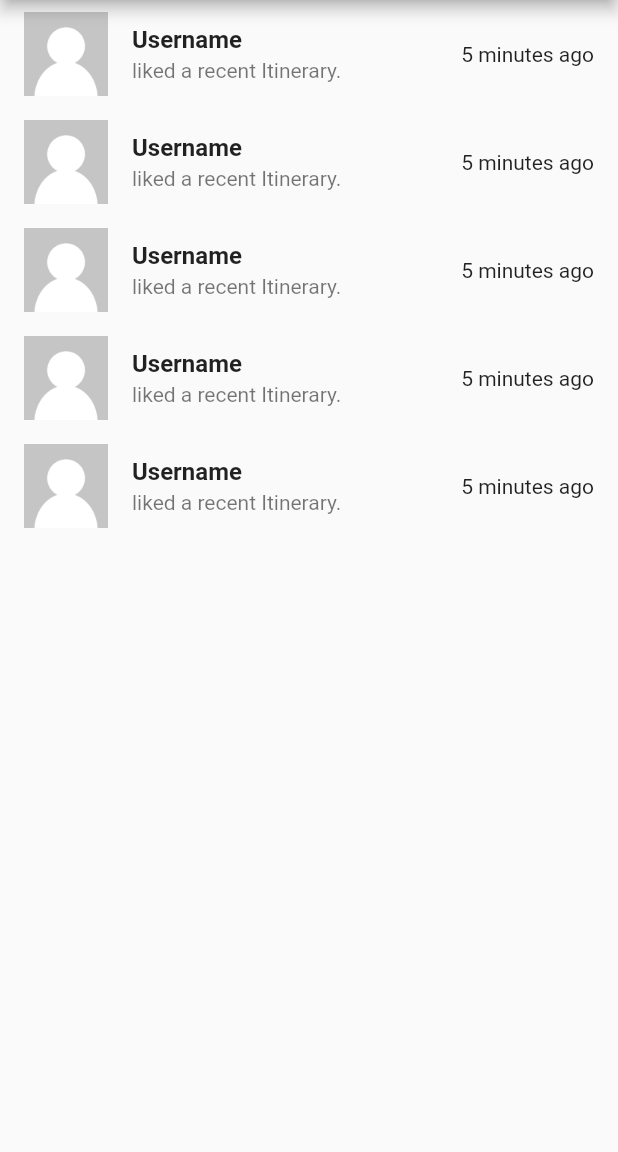
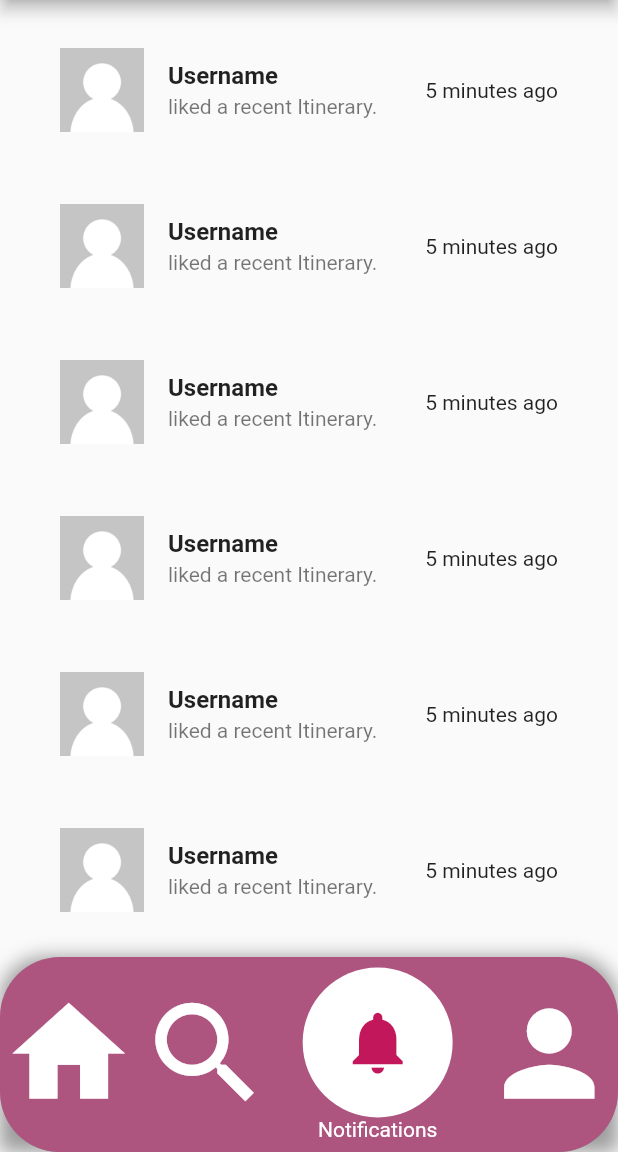
Before and after one commit to miyukiandjia/lakbayan, a Flutter app: the ListViewBuilder screen opened directly, on a phone screen of 412 x 824 dp, the part 84-1236 px from its top. Run offline on Flutter 3.47's test engine with Material 2 defaults, Android fonts, the light colour scheme and no system bars; our stand-ins replace cloud_firestore, firebase_auth, firebase_core, google_maps_flutter, location; missing offline and left inert: excel, flutter_polyline_points; accounts and stored records are empty.

Commit message:
update notifs

```diff
--- a/lib/pages/notif_page.dart
+++ b/lib/pages/notif_page.dart
@@ -10,7 +10,7 @@ class NotifPage extends StatelessWidget {
   Widget build(BuildContext context) {
     return MaterialApp(
         title: "ListView.builder",
-        theme: ThemeData(primarySwatch: Colors.blue),
+        theme: ThemeData(primarySwatch: Colors.pink),
         debugShowCheckedModeBanner: false,
         // home : new ListViewBuilder(),  NO Need To Use Unnecessary New Keyword
         home: const ListViewBuilder());
@@ -24,12 +24,17 @@ class ListViewBuilder extends StatelessWidget {
   Widget build(BuildContext context) {
     return Scaffold(
       appBar: AppBar(title: const Text("LAKBAYAN NOTIFICATIONS")),
-      body: ListView.builder(
-          itemCount: 5,
+      body: Padding(
+        padding: const EdgeInsets.all(8),
+        child: ListView.builder(
+            itemCount: 10,
             shrinkWrap: true,
             itemBuilder: (BuildContext context, int index) {
-            return ListTile(
-              leading: SizedBox(child: Image.asset('lib/images/user.png')),
+              return Padding(
+                  padding: EdgeInsets.all(16),
+                  child: ListTile(
+                    leading:
+                        SizedBox(child: Image.asset('lib/images/user.png')),
                     trailing: const Text(
                       "5 minutes ago",
                     ),
@@ -38,12 +43,13 @@ class ListViewBuilder extends StatelessWidget {
                       style: TextStyle(fontWeight: FontWeight.bold),
                     ),
                     subtitle: Text("liked a recent Itinerary."),
-            );
+                  ));
             }),
+      ),
+      bottomNavigationBar: _navBar(context, 2),
     );
   }
 
-  //bottomNavigationBar: _navBar(context, 2),
   Widget _navBar(BuildContext context, int currentIndex) {
     return Container(
         decoration: const BoxDecoration(
```
Lines whose indentation alone changed are shown as unchanged.
